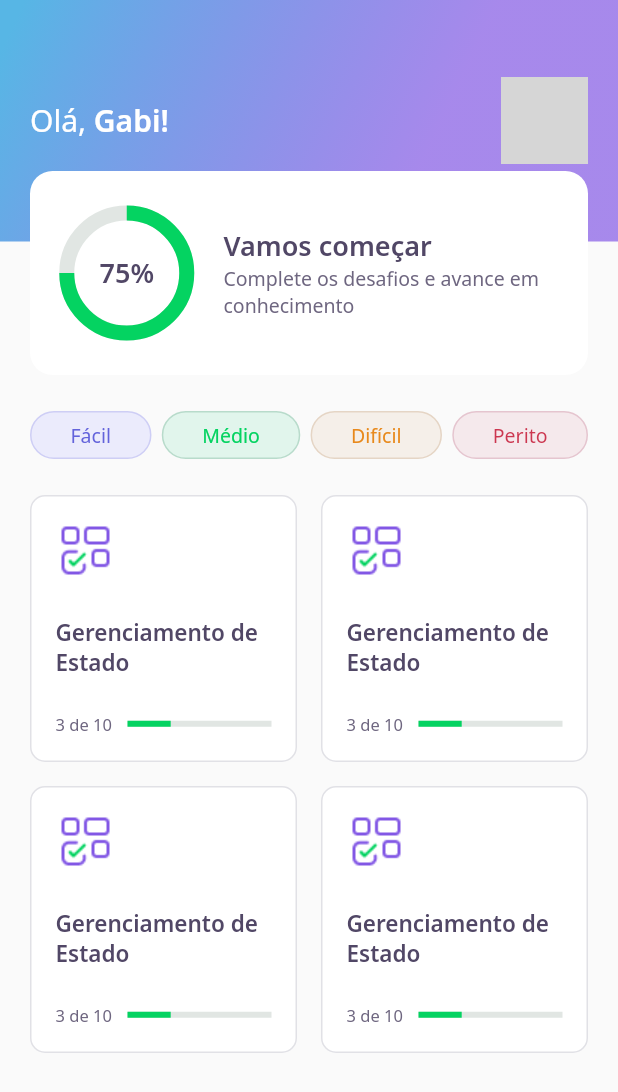
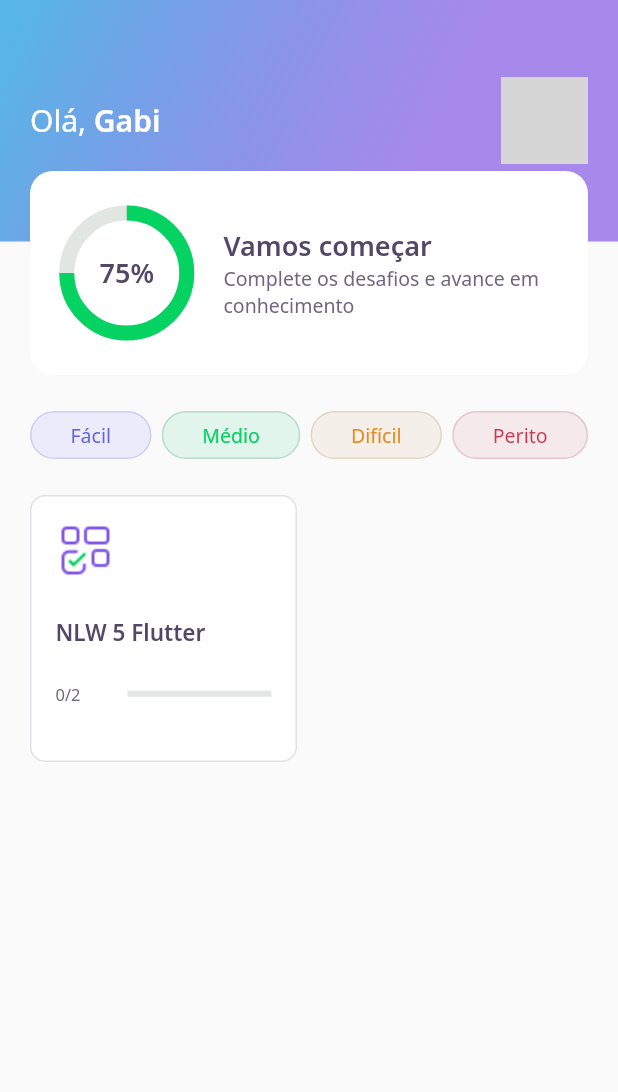
Before and after one commit to gabihvespoli/devquiz-flutter-nlw5, a Flutter app: the HomePage screen opened directly, on a phone screen of 412 x 824 dp. Shown: the top 1092 px of the screen. Run offline on Flutter 3.47's test engine with Material 2 defaults, Android fonts, the phone set to English and light mode, and no system bars; our stand-ins replace google_fonts; accounts and stored records are empty; network calls fail; grey boxes are pictures that could not be loaded.

Commit message:
day 3 - cont quiz cards

```diff
--- a/lib/core/app_widget.dart
+++ b/lib/core/app_widget.dart
@@ -8,7 +8,7 @@ class AppWidget extends StatelessWidget {
   Widget build(BuildContext context) {
     return MaterialApp(
       title: "devquiz",
-      home: ChallengePage(),
+      home: HomePage(),
     );
   }
 }
--- /dev/null
+++ b/lib/home/home_controller.dart
@@ -0,0 +1,43 @@
+import 'package:devquiz/core/app_images.dart';
+import 'package:devquiz/home/home_state.dart';
+import 'package:devquiz/shared/models/answer_model.dart';
+import 'package:devquiz/shared/models/question_model.dart';
+import 'package:devquiz/shared/models/quiz_model.dart';
+import 'package:devquiz/shared/models/user_model.dart';
+
+class HomeController {
+  HomeState state = HomeState.empty;
+
+  UserModel? user;
+  List<QuizModel>? quizzes;
+
+  void getUser() {
+    user = UserModel(
+        name: "Gabi",
+        photoUrl: "https://avatars.githubusercontent.com/u/12747543?v=4");
+  }
+
+  void getQuizzes() {
+    quizzes = [
+      QuizModel(
+        title: "NLW 5 Flutter",
+        imagem: AppImages.blocks,
+        level: Level.facil,
+        questions: [
+          QuestionModel(title: "Está curtindo o Flutter ?", answers: [
+            AnswerModel(title: "Estou curtindo"),
+            AnswerModel(title: "Amando Flutter"),
+            AnswerModel(title: "Muito Top"),
+            AnswerModel(title: "Show de bola", isRight: true),
+          ]),
+          QuestionModel(title: "Está curtindo o Flutter ?", answers: [
+            AnswerModel(title: "Estou curtindo"),
+            AnswerModel(title: "Amando Flutter"),
+            AnswerModel(title: "Muito Top"),
+            AnswerModel(title: "Show de bola", isRight: true),
+          ]),
+        ],
+      ),
+    ];
+  }
+}
--- a/lib/home/home_page.dart
+++ b/lib/home/home_page.dart
@@ -1,3 +1,5 @@
+import 'package:devquiz/challenge/widgets/quiz/quiz_widget.dart';
+import 'package:devquiz/home/home_controller.dart';
 import 'package:devquiz/home/widgets/appbar/app_bar_widget.dart';
 import 'package:devquiz/home/widgets/level_button/level_button_widget.dart';
 import 'package:devquiz/home/widgets/quiz_card/quiz_card_widget.dart';
@@ -11,10 +13,21 @@ class HomePage extends StatefulWidget {
 }
 
 class _HomePageState extends State<HomePage> {
+  final controller = HomeController();
+
+  @override
+  void initState() {
+    super.initState();
+    controller.getUser();
+    controller.getQuizzes();
+  }
+
   @override
   Widget build(BuildContext context) {
     return Scaffold(
-        appBar: AppBarWidget(),
+        appBar: AppBarWidget(
+          user: controller.user!,
+        ),
         body: Padding(
           padding: const EdgeInsets.symmetric(horizontal: 20),
           child: Column(
@@ -47,12 +60,14 @@ class _HomePageState extends State<HomePage> {
                   crossAxisSpacing: 16,
                   mainAxisSpacing: 16,
                   crossAxisCount: 2,
-                  children: [
-                    QuizCardWidget(),
-                    QuizCardWidget(),
-                    QuizCardWidget(),
-                    QuizCardWidget(),
-                  ],
+                  children: controller.quizzes!
+                      .map((e) => QuizCardWidget(
+                            title: e.title,
+                            percent: e.questionAnswered / e.questions.length,
+                            completed:
+                                "${e.questionAnswered}/${e.questions.length}",
+                          ))
+                      .toList(),
                 ),
               ),
             ],
--- /dev/null
+++ b/lib/home/home_state.dart
@@ -0,0 +1 @@
+enum HomeState { success, loading, error, empty }
--- a/lib/home/widgets/appbar/app_bar_widget.dart
+++ b/lib/home/widgets/appbar/app_bar_widget.dart
@@ -1,10 +1,12 @@
 import 'package:devquiz/core/app_gradients.dart';
 import 'package:devquiz/core/app_text_styles.dart';
 import 'package:devquiz/home/widgets/score_card/score_card_widget.dart';
+import 'package:devquiz/shared/models/user_model.dart';
 import 'package:flutter/material.dart';
 
 class AppBarWidget extends PreferredSize {
-  AppBarWidget()
+  final UserModel user;
+  AppBarWidget({required this.user})
       : super(
             preferredSize: Size.fromHeight(250),
             child: Container(
@@ -24,7 +26,7 @@ class AppBarWidget extends PreferredSize {
                           style: AppTextStyles.title,
                           children: [
                             TextSpan(
-                              text: "Gabi!",
+                              text: user.name,
                               style: AppTextStyles.titleBold,
                             )
                           ],
@@ -35,8 +37,7 @@ class AppBarWidget extends PreferredSize {
                           decoration: BoxDecoration(
                             borderRadius: BorderRadius.circular(10),
                             image: DecorationImage(
-                              image: NetworkImage(
-                                  "https://media-exp1.licdn.com/dms/image/C4E03AQGSWTlTV471zg/profile-displayphoto-shrink_200_200/0/1516692296345?e=1620864000&v=beta&t=y7ZbTn20Y6KrlLRTN-qvZk1rigkRXBaeIKCGkqcJzVw"),
+                              image: NetworkImage(user.photoUrl),
                             ),
                           ),
                         )
--- a/lib/home/widgets/quiz_card/quiz_card_widget.dart
+++ b/lib/home/widgets/quiz_card/quiz_card_widget.dart
@@ -5,7 +5,16 @@ import 'package:devquiz/shared/widgets/progress_indicator/progress_indicator_wid
 import 'package:flutter/material.dart';
 
 class QuizCardWidget extends StatelessWidget {
-  const QuizCardWidget({Key? key}) : super(key: key);
+  final String title;
+  final String completed;
+  final double percent;
+
+  const QuizCardWidget(
+      {Key? key,
+      required this.title,
+      required this.completed,
+      required this.percent})
+      : super(key: key);
 
   @override
   Widget build(BuildContext context) {
@@ -29,7 +38,7 @@ class QuizCardWidget extends StatelessWidget {
             height: 24,
           ),
           Text(
-            "Gerenciamento de Estado",
+            title,
             style: AppTextStyles.heading15,
           ),
           SizedBox(
@@ -40,14 +49,14 @@ class QuizCardWidget extends StatelessWidget {
               Expanded(
                 flex: 1,
                 child: Text(
-                  "3 de 10",
+                  completed,
                   style: AppTextStyles.body11,
                 ),
               ),
               Expanded(
                   flex: 2,
                   child: ProgressIndicatorWidget(
-                    value: 0.3,
+                    value: percent,
                   ))
             ],
           )
--- /dev/null
+++ b/lib/shared/models/answer_model.dart
@@ -0,0 +1,9 @@
+class AnswerModel {
+  final String title;
+  final bool isRight;
+
+  AnswerModel({
+    required this.title,
+    this.isRight = false,
+  });
+}
--- /dev/null
+++ b/lib/shared/models/question_model.dart
@@ -0,0 +1,11 @@
+import 'package:devquiz/shared/models/answer_model.dart';
+
+class QuestionModel {
+  final String title;
+  final List<AnswerModel> answers;
+
+  QuestionModel({required this.title, required this.answers})
+      : assert(
+          answers.length == 4,
+        );
+}
--- /dev/null
+++ b/lib/shared/models/quiz_model.dart
@@ -0,0 +1,19 @@
+import 'package:devquiz/shared/models/question_model.dart';
+
+enum Level { facil, medio, dificil, perito }
+
+class QuizModel {
+  final String title;
+  final List<QuestionModel> questions;
+  final int questionAnswered;
+  final String imagem;
+  final Level level;
+
+  QuizModel({
+    required this.title,
+    required this.questions,
+    this.questionAnswered = 0,
+    required this.imagem,
+    required this.level,
+  });
+}
--- /dev/null
+++ b/lib/shared/models/user_model.dart
@@ -0,0 +1,10 @@
+class UserModel {
+  final String name;
+  final String photoUrl;
+  final int score;
+  UserModel({
+    required this.name,
+    required this.photoUrl,
+    this.score = 0,
+  });
+}
```
